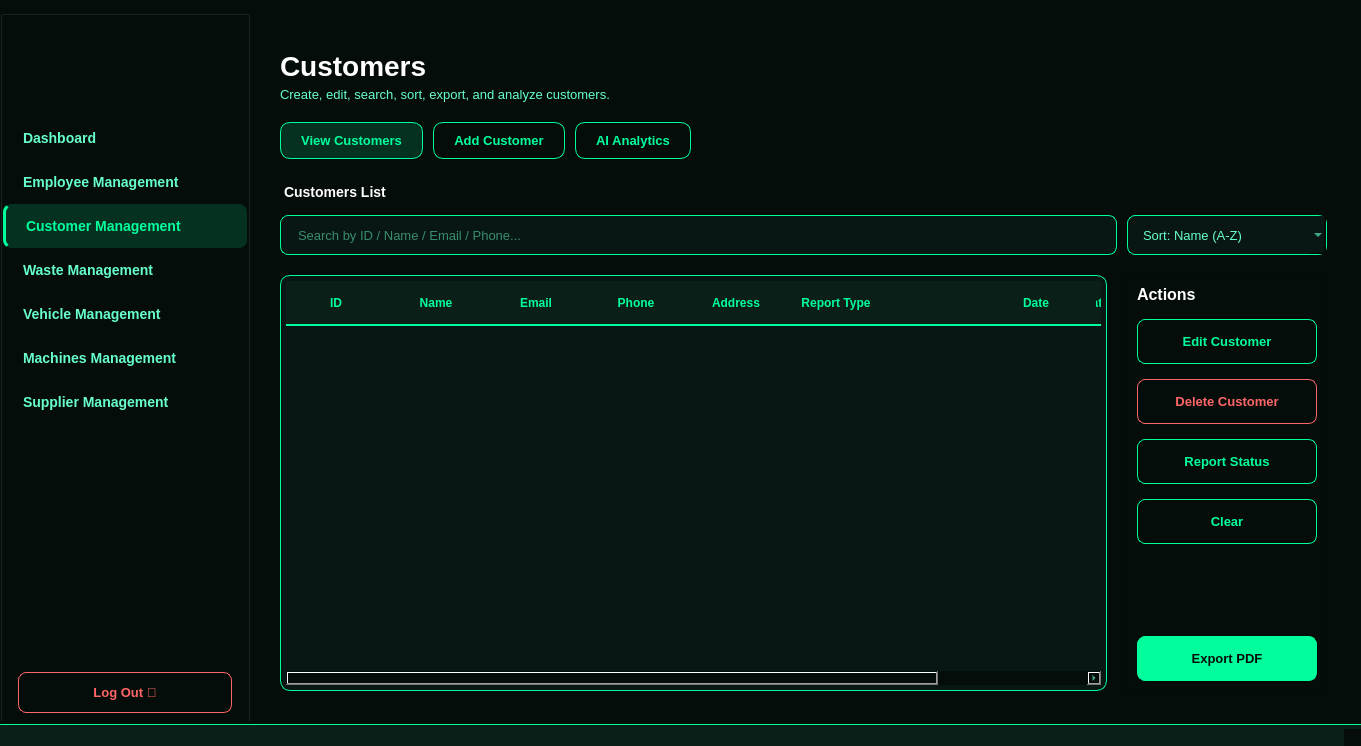
First picture: the form in mainwindow.ui, repository Seif-Allah-Amami/SmartWaste_Qt, before the edit.
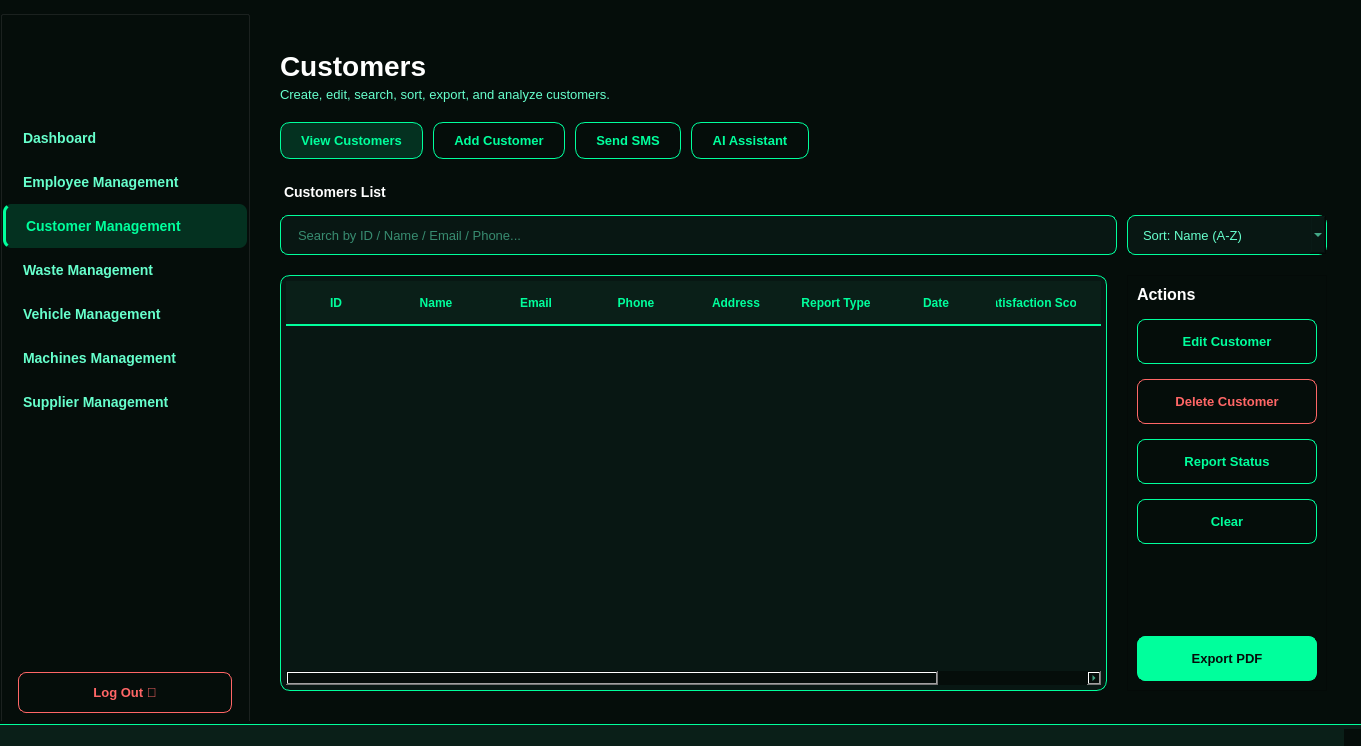
Second picture: the form after the edit. Icons and pictures are not drawn.

Diff of the .ui file:
```diff
--- a/mainwindow.ui
+++ b/mainwindow.ui
@@ -2564,7 +2564,28 @@
 }</string>
            </property>
            <property name="text">
-            <string>AI Analytics</string>
+            <string>Send SMS</string>
+           </property>
+          </widget>
+         </item>
+         <item>
+          <widget class="QPushButton" name="btnCustomerAI">
+           <property name="styleSheet">
+            <string notr="true">QPushButton {
+    background-color: transparent;
+    border: 1px solid #00ff9c;
+    border-radius: 10px;
+    padding: 10px 20px;
+    color: #00ff9c;
+    font-weight: 600;
+}
+
+QPushButton:hover {
+    background-color: rgba(0, 255, 156, 0.1);
+}</string>
+           </property>
+           <property name="text">
+            <string>AI Assistant</string>
            </property>
           </widget>
          </item>
@@ -2727,11 +2748,6 @@
              <string>Report Type</string>
             </property>
            </column>
-           <column>
-            <property name="text">
-             <string/>
-            </property>
-           </column>
            <column>
             <property name="text">
              <string>Date</string>
@@ -2747,6 +2763,11 @@
              <string>Emplyee_ID</string>
             </property>
            </column>
+           <column>
+            <property name="text">
+             <string>Status</string>
+            </property>
+           </column>
           </widget>
          </item>
          <item>
```
Left out of the diff: 10 changed lines with no effect on the pictures.
